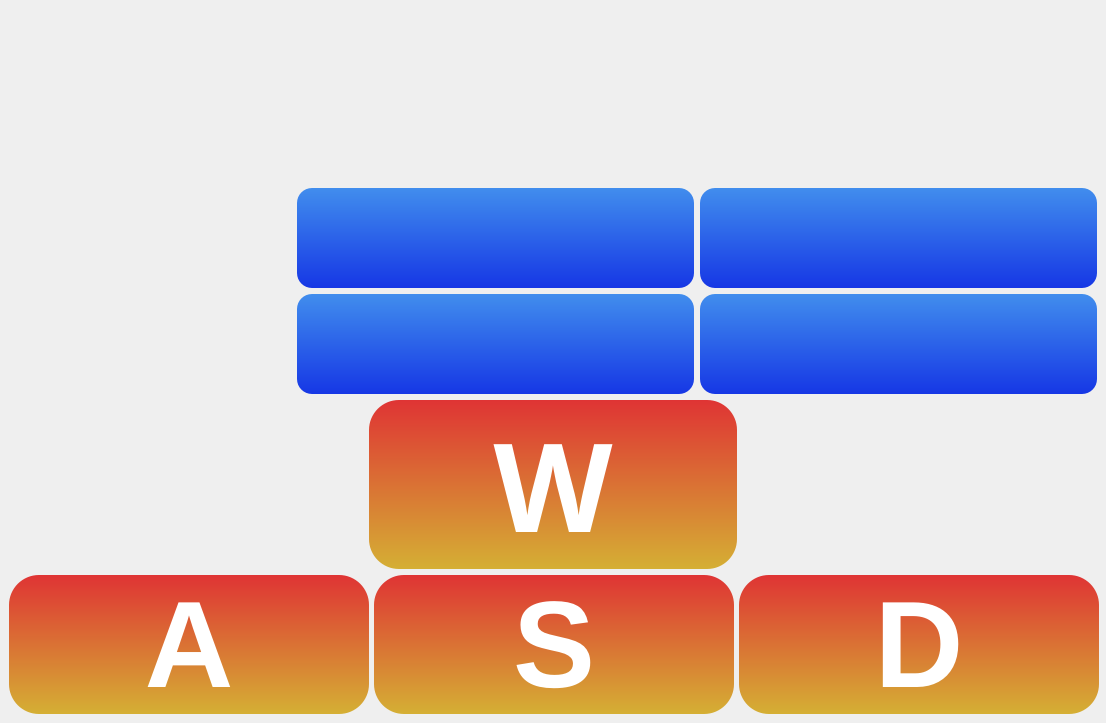
Qt form ui_files/RC_Controller.ui (naryama8/rc_car) before a commit.
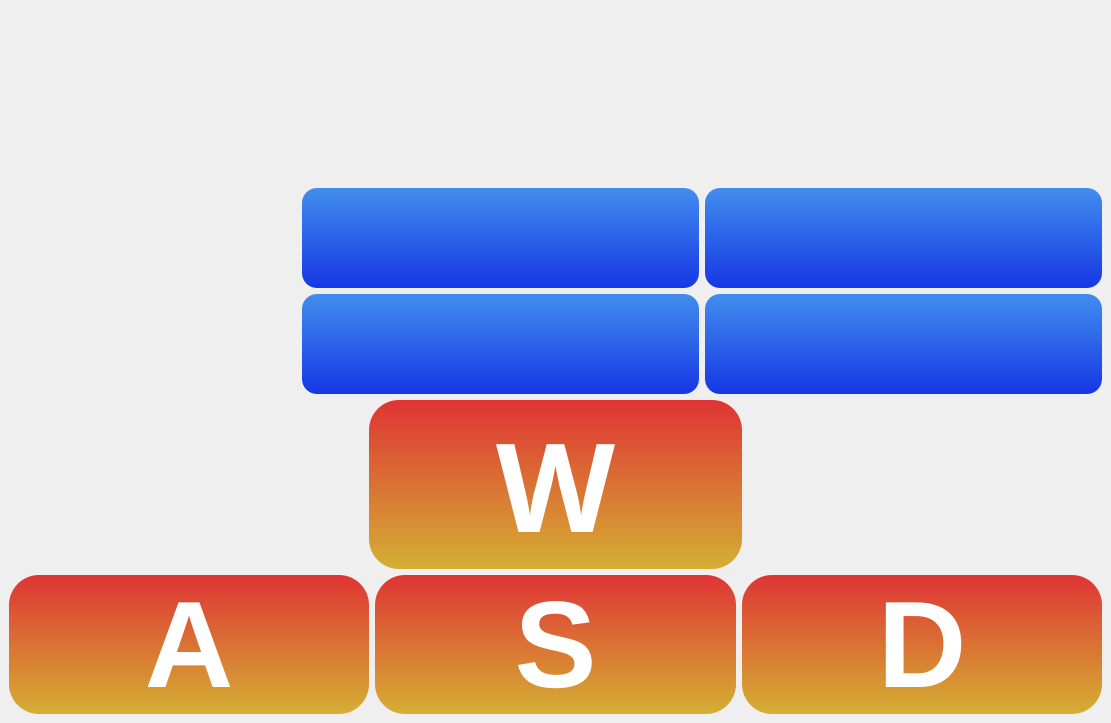
The same form after that commit. Icons and pictures are not drawn.

What changed in the file:
```diff
--- a/ui_files/RC_Controller.ui
+++ b/ui_files/RC_Controller.ui
@@ -6,7 +6,7 @@
    <rect>
     <x>0</x>
     <y>0</y>
-    <width>1106</width>
+    <width>1111</width>
     <height>723</height>
    </rect>
   </property>
@@ -431,8 +431,8 @@
           <property name="text">
            <string>S</string>
           </property>
-          <property name="shortcut">
-           <string>S</string>
+          <property name="checkable">
+           <bool>false</bool>
           </property>
          </widget>
         </item>
@@ -469,8 +469,8 @@
           <property name="text">
            <string>D</string>
           </property>
-          <property name="shortcut">
-           <string>D</string>
+          <property name="checkable">
+           <bool>true</bool>
           </property>
          </widget>
         </item>
```
Left out of the diff: 12 changed lines with no effect on the pictures.
